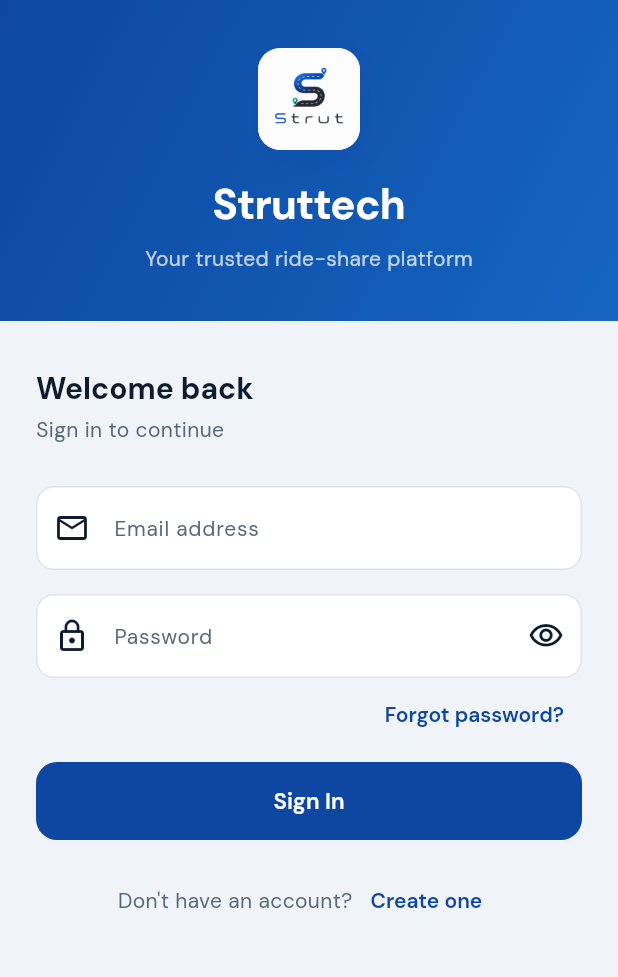
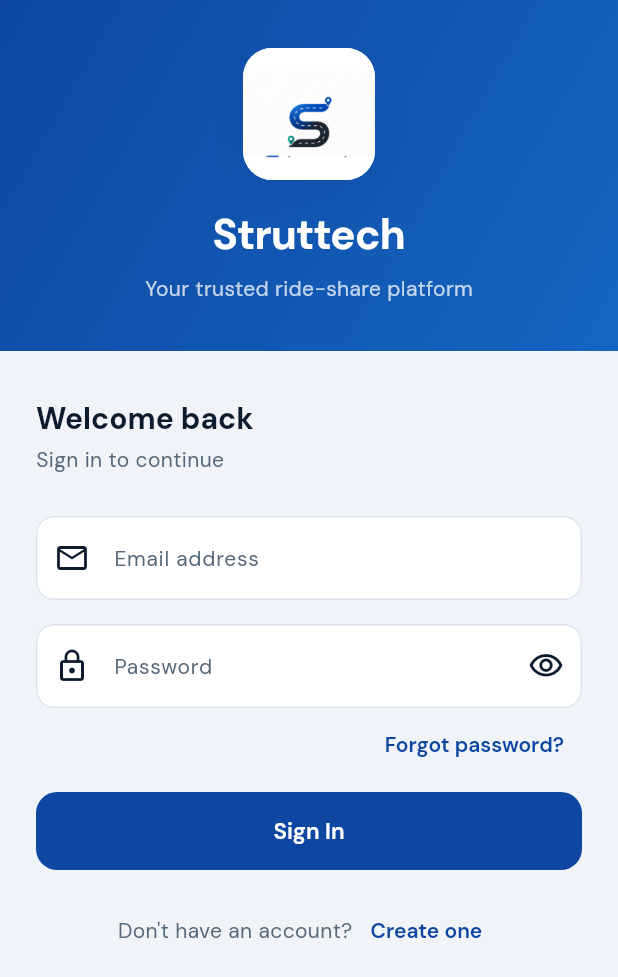
Before and after one commit to 306825/digiQ, a Flutter app: the screen it shows after launch, after a tap on "Forgot password?", after a tap on "Cancel", on a phone screen of 412 x 824 dp. Shown: the top 977 px of the screen. Run offline on Flutter 3.47's test engine with Material 3 defaults, Android fonts, the phone set to English and light mode, and no system bars; our stand-ins replace dio, file_picker, firebase_core, firebase_messaging, flutter_local_notifications, flutter_riverpod and 9 more; missing offline and left inert: flutter_inappwebview; accounts and stored records are empty; network calls fail.

Commit message:
Use text-free logo mark, increase logo size on splash and login
Co-Authored-By: Claude Sonnet 4.6 <noreply@anthropic.com>

```diff
--- a/lib/features/auth/login_screen.dart
+++ b/lib/features/auth/login_screen.dart
@@ -91,7 +91,7 @@ class _LoginScreenState extends ConsumerState<LoginScreen> {
                   child: Column(
                     mainAxisSize: MainAxisSize.min,
                     children: [
-                      AppLogo(size: 68, dark: true),
+                      AppLogo(size: 88, dark: true),
                       const SizedBox(height: 16),
                       Text(
                         'Struttech',
--- a/lib/features/shared/screens/splash_screen.dart
+++ b/lib/features/shared/screens/splash_screen.dart
@@ -114,7 +114,7 @@ class _SplashScreenState extends State<SplashScreen>
                           opacity: _logoOpacity.value,
                           child: Transform.scale(
                             scale: _logoScale.value,
-                            child: const AppLogo(size: 96, dark: true),
+                            child: const AppLogo(size: 120, dark: true),
                           ),
                         ),
 
--- a/lib/features/shared/widgets/app_logo.dart
+++ b/lib/features/shared/widgets/app_logo.dart
@@ -27,7 +27,7 @@ class AppLogo extends StatelessWidget {
       child: ClipRRect(
         borderRadius: BorderRadius.circular(size * 0.22),
         child: Image.asset(
-          'assets/branding/struttech_logo.png',
+          'assets/branding/struttech_mark.png',
           width: size,
           height: size,
           fit: BoxFit.cover,
```
Also changed, not shown: assets/branding/struttech_mark.png (added).
